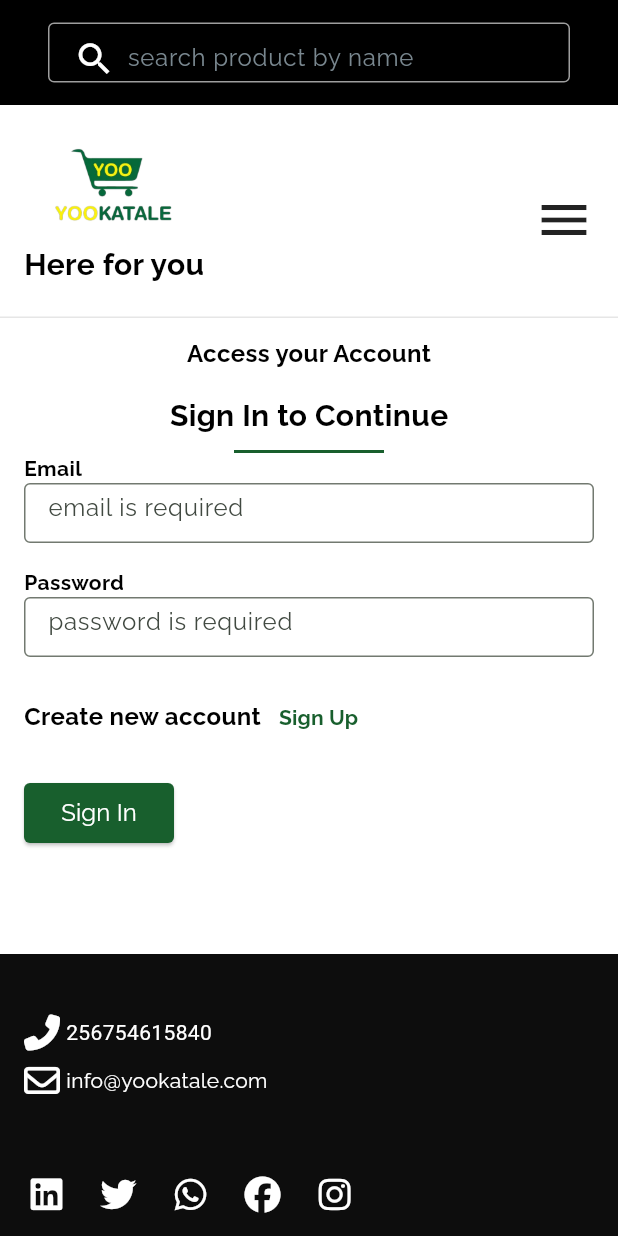
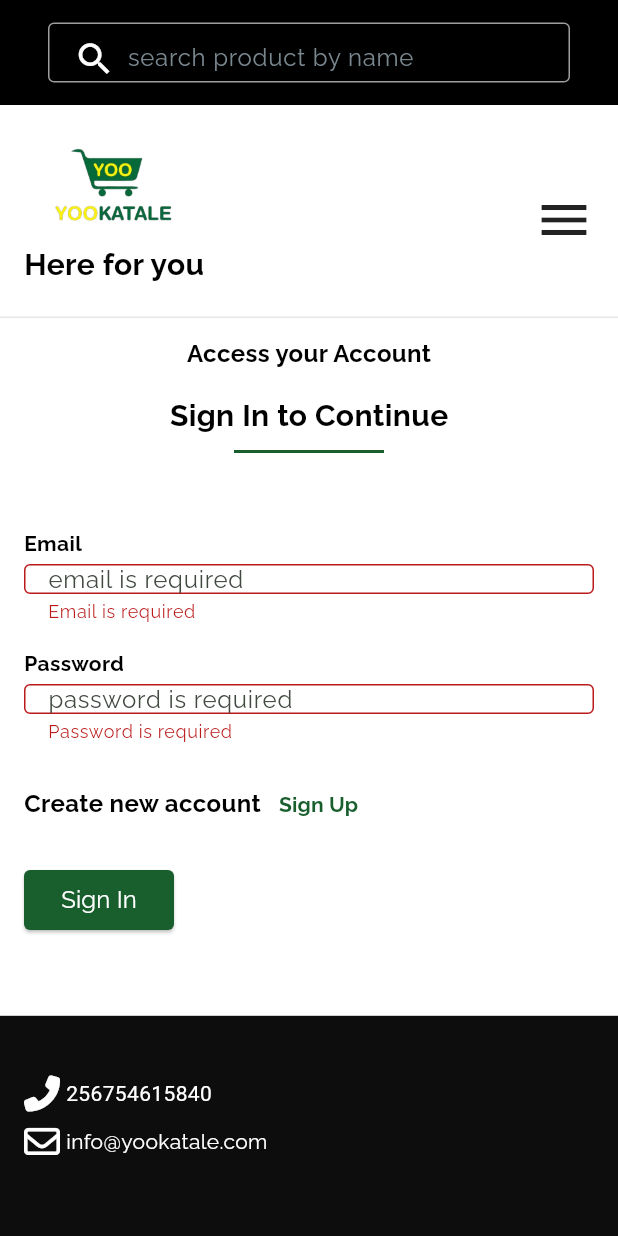
Before and after one commit to ale-russ/yookatale, a Flutter app: the LoginPage widget shown alone on an empty page, opened directly, after a tap on "Sign In", on a phone screen of 412 x 824 dp. Run offline on Flutter 3.47's test engine with Material 2 defaults, Android fonts, the phone set to English and light mode, and no system bars; our stand-ins replace font_awesome_flutter, hooks_riverpod; Roboto replaces fonts that are missing (Cabin).

Commit message:
login form validation done

```diff
--- a/lib/features/authentication/login.dart
+++ b/lib/features/authentication/login.dart
@@ -1,16 +1,21 @@
+import 'dart:developer';
+
 import 'package:flutter/material.dart';
 import 'package:hooks_riverpod/hooks_riverpod.dart';
 import 'package:yookatale/features/common/widgets/base_widget.dart';
 import 'package:yookatale/features/common/widgets/custom_button.dart';
 
 class LoginPage extends ConsumerWidget {
-  const LoginPage({super.key});
+  LoginPage({super.key});
+  final GlobalKey<FormState> _formKey = GlobalKey<FormState>();
+  String email = '';
+  String password = '';
 
   @override
   Widget build(BuildContext context, WidgetRef ref) {
     return BaseWidget(
         child: SizedBox(
-      height: MediaQuery.of(context).size.height * 0.5,
+      height: MediaQuery.of(context).size.height * 0.55,
       child: Column(
         children: [
           const Text(
@@ -33,9 +38,12 @@
             width: 100,
             height: 2,
           ),
+          const SizedBox(height: 50),
           Container(
             // height: 200,
             padding: const EdgeInsets.symmetric(horizontal: 16),
+            child: Form(
+              key: _formKey,
               child: Column(
                 mainAxisAlignment: MainAxisAlignment.start,
                 crossAxisAlignment: CrossAxisAlignment.start,
@@ -47,14 +55,29 @@
                       fontWeight: FontWeight.w600,
                     ),
                   ),
-                const SizedBox(
+                  const SizedBox(height: 4),
+                  SizedBox(
                     height: 40,
-                  child: TextField(
+                    child: TextFormField(
+                      validator: (value) {
+                        final emailRegExp =
+                            RegExp(r'^[\w-\.]+@([\w-]+\.)+[\w-]{2,4}$');
+                        if (value == null || value.isEmpty) {
+                          return 'Email is required';
+                        } else if (!emailRegExp.hasMatch(value)) {
+                          return 'Please enter a valid email address';
+                        }
+                        return null;
+                      },
+                      onSaved: (newValue) {
+                        email = newValue!;
+                      },
+                      textAlignVertical: TextAlignVertical.bottom,
                       cursorColor: Colors.black,
-                    decoration: InputDecoration(
+                      decoration: const InputDecoration(
                         border: OutlineInputBorder(),
                         hintText: 'email is required',
-                      focusColor: Colors.blue,
+                        focusColor: Color(0XFfCBD5E0),
                       ),
                     ),
                   ),
@@ -66,11 +89,22 @@
                       fontWeight: FontWeight.w600,
                     ),
                   ),
-                const SizedBox(
+                  const SizedBox(height: 4),
+                  SizedBox(
                     height: 40,
-                  child: TextField(
+                    child: TextFormField(
+                      validator: (value) {
+                        if (value == null || value.isEmpty) {
+                          return 'Password is required';
+                        }
+                        return null;
+                      },
+                      onSaved: (newValue) {
+                        password = newValue!;
+                      },
+                      textAlignVertical: TextAlignVertical.bottom,
                       cursorColor: Colors.black,
-                    decoration: InputDecoration(
+                      decoration: const InputDecoration(
                         border: OutlineInputBorder(),
                         hintText: 'password is required',
                         focusColor: Colors.blue,
@@ -102,11 +136,18 @@
                   ),
                   const SizedBox(height: 16),
                   CustomButton(
-                  onPressed: () {},
+                    onPressed: () {
+                      if (_formKey.currentState!.validate()) {
+                        _formKey.currentState!.save();
+                        // Do something with the valid email
+                        log('Email: $email, password: $password');
+                      }
+                    },
                     title: 'Sign In',
                     width: 100,
                   )
                 ],
+              ),
             ),
           )
         ],
--- a/lib/main.dart
+++ b/lib/main.dart
@@ -33,6 +33,8 @@
         colorScheme: ColorScheme.fromSeed(
           background: const Color.fromRGBO(0, 0, 0, 0.5),
           seedColor: const Color.fromARGB(99, 3, 39, 14),
+          // outline: Color.fromARGB(255, 35, 57, 75),
+          outline: const Color.fromARGB(255, 36, 46, 65),
         ),
         useMaterial3: true,
       ),
```
Lines whose indentation alone changed are shown as unchanged.
